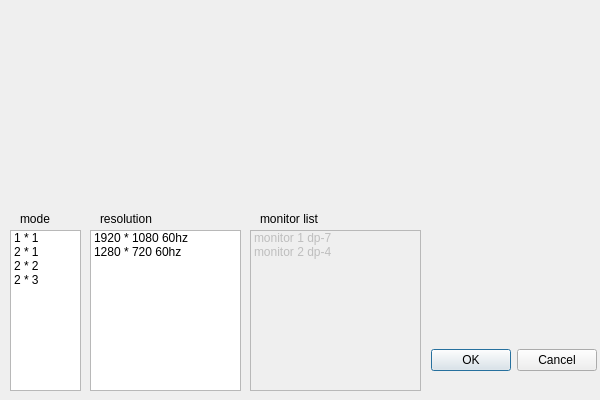
Before: the Qt Designer form common/displaycfgdialog.ui in MR-ACC/IDS-Client, drawn with Qt 5.
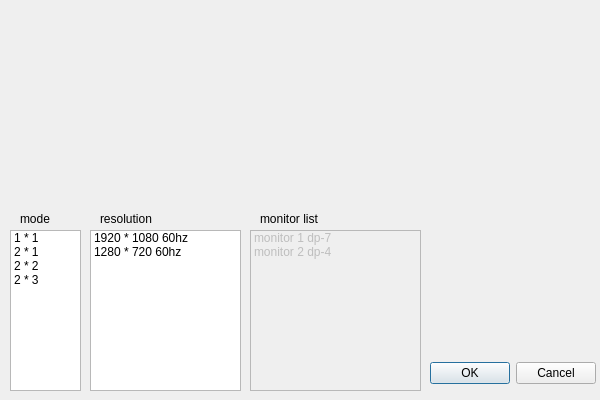
After: the same form once the commit is applied.

The edit to the form file:
```diff
--- a/common/displaycfgdialog.ui
+++ b/common/displaycfgdialog.ui
@@ -144,8 +144,8 @@
   <widget class="QDialogButtonBox" name="displayCfgButtonBox">
    <property name="geometry">
     <rect>
-     <x>421</x>
-     <y>347</y>
+     <x>420</x>
+     <y>360</y>
      <width>176</width>
      <height>27</height>
     </rect>
```
Left out of the diff: 2 changed lines with no effect on the pictures.
